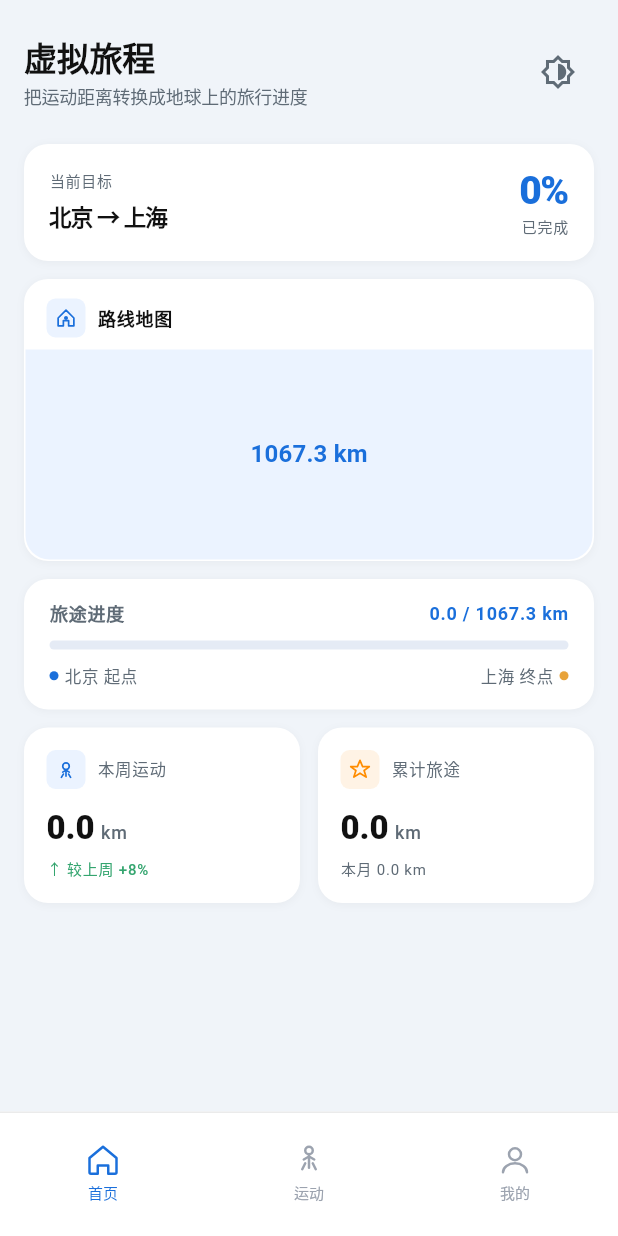
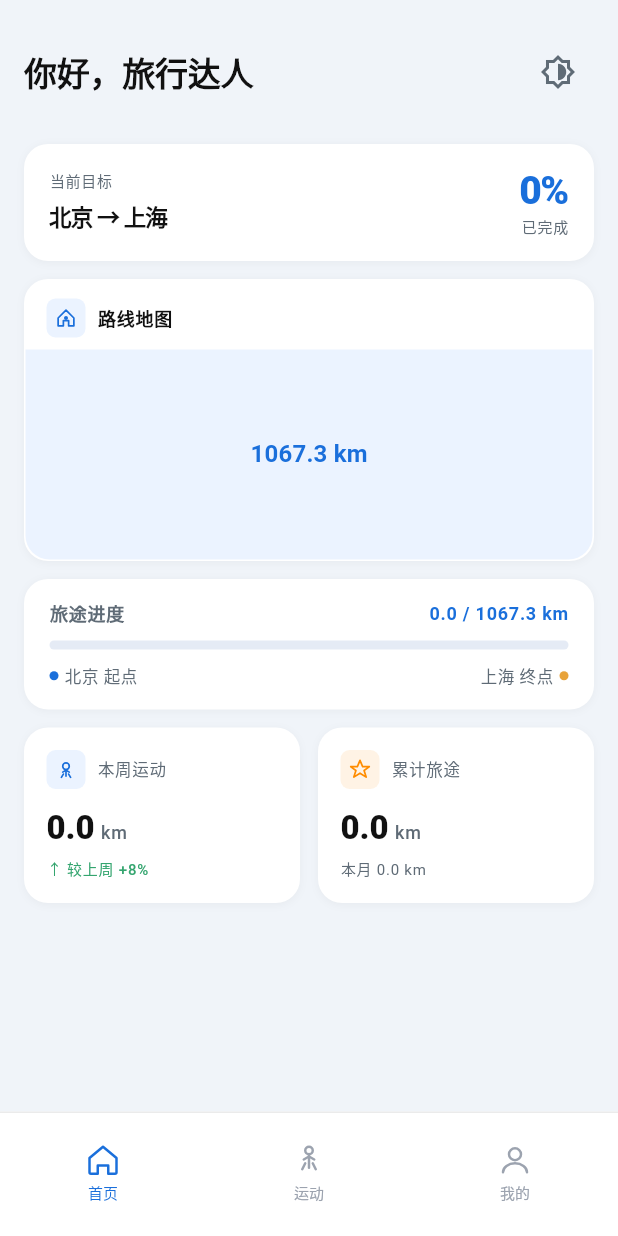
Before and after one commit to DongLiang01/walkWorld, a Flutter app: the screen it shows after launch, on a phone screen of 412 x 824 dp. Run offline on Flutter 3.47's test engine with Material 3 defaults, Android fonts, the phone set to English and light mode, and no system bars; our stand-ins replace flutter_riverpod, flutter_svg, sqflite; missing offline and left inert: lpinyin; accounts and stored records are empty.

Commit message:
首页展示身份

```diff
--- a/walkworld/lib/features/home/presentation/pages/home_page.dart
+++ b/walkworld/lib/features/home/presentation/pages/home_page.dart
@@ -6,6 +6,7 @@ import '../../../../app/svg/app_svg_icon.dart';
 import '../../../../app/theme/app_theme_tokens.dart';
 import '../../../../main.dart';
 import '../../../profile/application/goal_route_provider.dart';
+import '../../../profile/application/identity_provider.dart';
 
 // ─────────────────────────────────────────────────────────────────────────────
 // 首页
@@ -62,42 +63,28 @@ class HomePage extends ConsumerWidget {
 // 页面头部
 // ─────────────────────────────────────────────────────────────────────────────
 
-class _HomeHeaderSection extends StatelessWidget {
+class _HomeHeaderSection extends ConsumerWidget {
   const _HomeHeaderSection({required this.onToggleTheme});
 
   final VoidCallback onToggleTheme;
 
   @override
-  Widget build(BuildContext context) {
+  Widget build(BuildContext context, WidgetRef ref) {
     final tokens = Theme.of(context).extension<AppThemeTokens>()!;
     final textTheme = Theme.of(context).textTheme;
+    final identity = ref.watch(identityProvider);
 
     return Row(
       mainAxisAlignment: MainAxisAlignment.spaceBetween,
-      crossAxisAlignment: CrossAxisAlignment.start,
-      children: [
-        Column(
-          crossAxisAlignment: CrossAxisAlignment.start,
       children: [
         Text(
-              '虚拟旅程',
+          '你好，${identity.name}',
           style: textTheme.titleLarge?.copyWith(
             fontWeight: FontWeight.w700,
             fontSize: 22,
             color: tokens.textPrimary,
             letterSpacing: -0.14,
           ),
-            ),
-            const SizedBox(height: 4),
-            Text(
-              '把运动距离转换成地球上的旅行进度',
-              style: textTheme.bodySmall?.copyWith(
-                color: tokens.textSecondary,
-                fontSize: 12,
-                letterSpacing: -0.18,
-              ),
-            ),
-          ],
         ),
         IconButton(
           onPressed: onToggleTheme,
```
Lines whose indentation alone changed are shown as unchanged.
